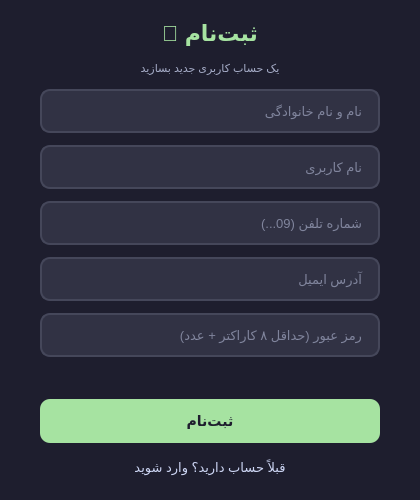
The window that ui/signupwindow.ui (Aliasgharkh86/PlaTwo) describes before a commit, drawn with Qt 5.
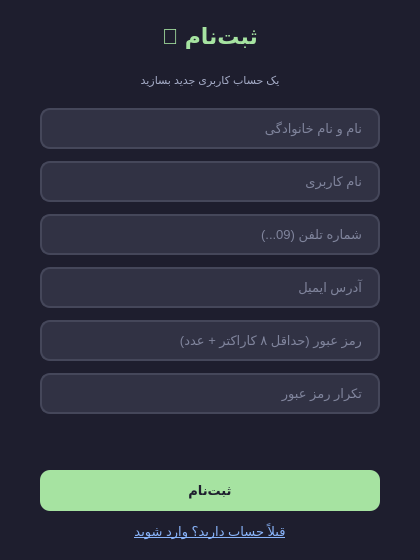
The same window after the commit.

What changed in the file:
```diff
--- a/ui/signupwindow.ui
+++ b/ui/signupwindow.ui
@@ -7,7 +7,7 @@
     <x>0</x>
     <y>0</y>
     <width>420</width>
-    <height>500</height>
+    <height>560</height>
    </rect>
   </property>
   <property name="windowTitle">
@@ -21,40 +21,26 @@
     font-family: 'Segoe UI';
     font-size: 13px;
 }
-QLabel#titleLabel {
-    color: #a6e3a1;
-    font-size: 22px;
-    font-weight: bold;
-}
-QLabel#descLabel {
-    color: #a6adc8;
-    font-size: 11px;
-}
-QLabel#errorLabel {
-    color: #f38ba8;
-    font-size: 11px;
-}
+QLabel#titleLabel { color: #a6e3a1; font-size: 22px; font-weight: bold; }
+QLabel#descLabel { color: #a6adc8; font-size: 11px; }
+QLabel#errorLabel { color: #f38ba8; font-size: 11px; }
+
 QLineEdit {
     background-color: #313244;
     border: 2px solid #45475a;
     border-radius: 10px;
     padding: 10px 14px;
     color: #cdd6f4;
-    font-size: 13px;
-    min-height: 20px;
 }
-QLineEdit:focus {
-    border-color: #a6e3a1;
-}
+QLineEdit:focus { border-color: #a6e3a1; }
+
 QPushButton#pushButton {
     background-color: #a6e3a1;
     color: #1e1e2e;
     border: none;
     border-radius: 10px;
-    font-size: 14px;
     font-weight: bold;
     padding: 12px;
-    min-height: 20px;
 }
 QPushButton#pushButton:hover {
     background-color: #94e2d5;
@@ -62,128 +48,61 @@
 QPushButton#pushButton:pressed {
     background-color: #89dceb;
 }
-QPushButton#backToLoginButton {
+
+QPushButton#loginBtn {
     color: #89b4fa;
     border: none;
     background: transparent;
-    font-size: 11px;
     text-decoration: underline;
 }
-QPushButton#backToLoginButton:hover {
+QPushButton#loginBtn:hover {
     color: #cba6f7;
 }
    </string>
   </property>
-  <widget class="QWidget" name="centralWidget">
-   <property name="geometry">
-    <rect>
-     <x>40</x>
-     <y>20</y>
-     <width>340</width>
-     <height>460</height>
-    </rect>
-   </property>
-   <layout class="QVBoxLayout" name="verticalLayout">
-    <property name="spacing">
-     <number>12</number>
-    </property>
+  <layout class="QVBoxLayout" name="mainLayout">
+   <property name="leftMargin"><number>40</number></property>
+   <property name="topMargin"><number>20</number></property>
+   <property name="rightMargin"><number>40</number></property>
+   <property name="bottomMargin"><number>20</number></property>
+   <property name="spacing"><number>12</number></property>
+   
     <item>
      <widget class="QLabel" name="titleLabel">
-      <property name="text">
-       <string>ثبت‌نام 🎲</string>
-      </property>
-      <property name="alignment">
-       <set>Qt::AlignmentFlag::AlignCenter</set>
-      </property>
+     <property name="text"><string>ثبت‌نام 🎲</string></property>
+     <property name="alignment"><set>Qt::AlignmentFlag::AlignCenter</set></property>
      </widget>
     </item>
     <item>
      <widget class="QLabel" name="descLabel">
-      <property name="text">
-       <string>یک حساب کاربری جدید بسازید</string>
-      </property>
-      <property name="alignment">
-       <set>Qt::AlignmentFlag::AlignCenter</set>
-      </property>
-     </widget>
-    </item>
-    <item>
-     <widget class="QLineEdit" name="nameLineEdit">
-      <property name="placeholderText">
-       <string>نام و نام خانوادگی</string>
-      </property>
-     </widget>
-    </item>
-    <item>
-     <widget class="QLineEdit" name="usernameLineEdit">
-      <property name="placeholderText">
-       <string>نام کاربری</string>
-      </property>
-     </widget>
-    </item>
-    <item>
-     <widget class="QLineEdit" name="phoneLineEdit">
-      <property name="placeholderText">
-       <string>شماره تلفن (09...)</string>
-      </property>
-     </widget>
-    </item>
-    <item>
-     <widget class="QLineEdit" name="emailLineEdit">
-      <property name="placeholderText">
-       <string>آدرس ایمیل</string>
-      </property>
-     </widget>
-    </item>
-    <item>
-     <widget class="QLineEdit" name="passwordLineEdit">
-      <property name="echoMode">
-       <enum>QLineEdit::EchoMode::Password</enum>
-      </property>
-      <property name="placeholderText">
-       <string>رمز عبور (حداقل ۸ کاراکتر + عدد)</string>
-      </property>
-     </widget>
-    </item>
+     <property name="text"><string>یک حساب کاربری جدید بسازید</string></property>
+     <property name="alignment"><set>Qt::AlignmentFlag::AlignCenter</set></property>
+    </widget>
+   </item>
+   <item><widget class="QLineEdit" name="nameLineEdit"><property name="placeholderText"><string>نام و نام خانوادگی</string></property></widget></item>
+   <item><widget class="QLineEdit" name="usernameLineEdit"><property name="placeholderText"><string>نام کاربری</string></property></widget></item>
+   <item><widget class="QLineEdit" name="phoneLineEdit"><property name="placeholderText"><string>شماره تلفن (09...)</string></property></widget></item>
+   <item><widget class="QLineEdit" name="emailLineEdit"><property name="placeholderText"><string>آدرس ایمیل</string></property></widget></item>
+   <item><widget class="QLineEdit" name="passwordLineEdit"><property name="echoMode"><enum>QLineEdit::EchoMode::Password</enum></property><property name="placeholderText"><string>رمز عبور (حداقل ۸ کاراکتر + عدد)</string></property></widget></item>
+   <item><widget class="QLineEdit" name="confirmPasswordLineEdit"><property name="echoMode"><enum>QLineEdit::EchoMode::Password</enum></property><property name="placeholderText"><string>تکرار رمز عبور</string></property></widget></item>
     <item>
      <widget class="QLabel" name="errorLabel">
-      <property name="text">
-       <string/>
-      </property>
-      <property name="alignment">
-       <set>Qt::AlignmentFlag::AlignCenter</set>
-      </property>
-      <property name="wordWrap">
-       <bool>true</bool>
-      </property>
+     <property name="text"><string/></property>
+     <property name="alignment"><set>Qt::AlignmentFlag::AlignCenter</set></property>
      </widget>
     </item>
     <item>
      <widget class="QPushButton" name="pushButton">
-      <property name="cursor">
-       <cursorShape>PointingHandCursor</cursorShape>
-      </property>
-      <property name="text">
-       <string>ثبت‌نام</string>
-      </property>
+     <property name="text"><string>ثبت‌نام</string></property>
+     <property name="cursor"><cursorShape>PointingHandCursor</cursorShape></property>
      </widget>
     </item>
     <item>
      <widget class="QPushButton" name="loginBtn">
-      <property name="cursor">
-       <cursorShape>PointingHandCursor</cursorShape>
-      </property>
-      <property name="text">
-       <string>قبلاً حساب دارید؟ وارد شوید</string>
-      </property>
-      <property name="flat">
-       <bool>true</bool>
-      </property>
+     <property name="text"><string>قبلاً حساب دارید؟ وارد شوید</string></property>
+     <property name="cursor"><cursorShape>PointingHandCursor</cursorShape></property>
      </widget>
     </item>
    </layout>
   </widget>
- </widget>
- <resources/>
- <connections/>
 </ui>
```
Lines whose indentation alone changed are shown as unchanged.
